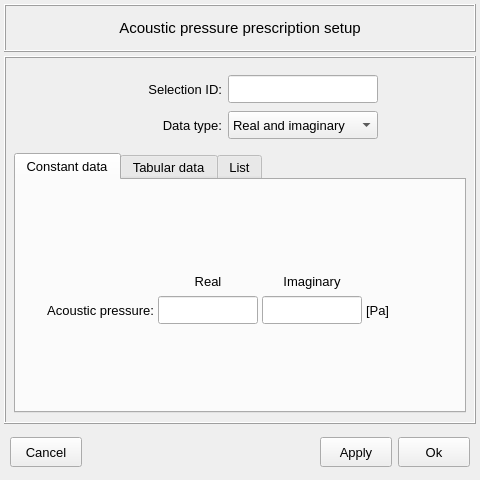
Qt form vibra/interface/data/ui_files/model/acoustic/excitations/acoustic_pressure_inputs.ui (MOPT-UFSC/VIBRA) before a commit.
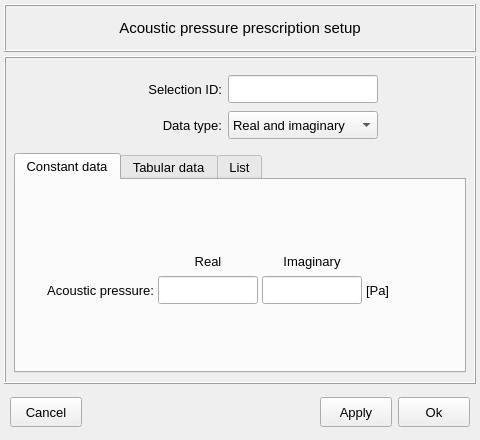
The same form after that commit. Icons and pictures are not drawn.

The edit to the form file:
```diff
--- a/vibra/interface/data/ui_files/model/acoustic/excitations/acoustic_pressure_inputs.ui
+++ b/vibra/interface/data/ui_files/model/acoustic/excitations/acoustic_pressure_inputs.ui
@@ -10,7 +10,7 @@
     <x>0</x>
     <y>0</y>
     <width>480</width>
-    <height>480</height>
+    <height>440</height>
    </rect>
   </property>
   <property name="sizePolicy">
```
